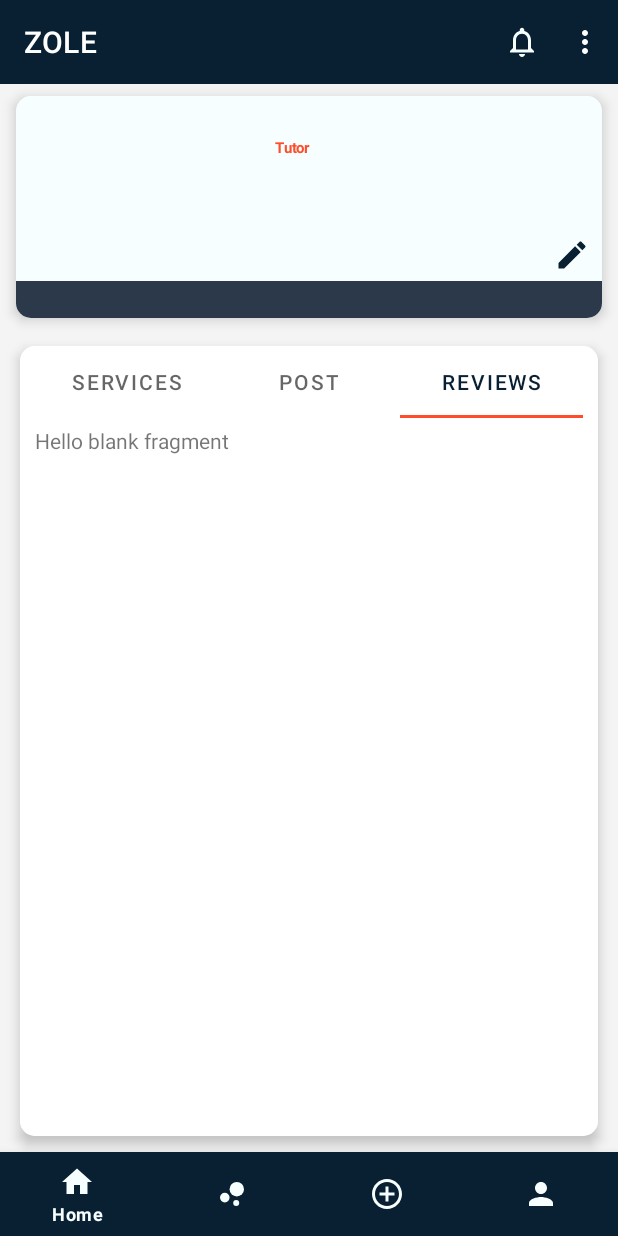
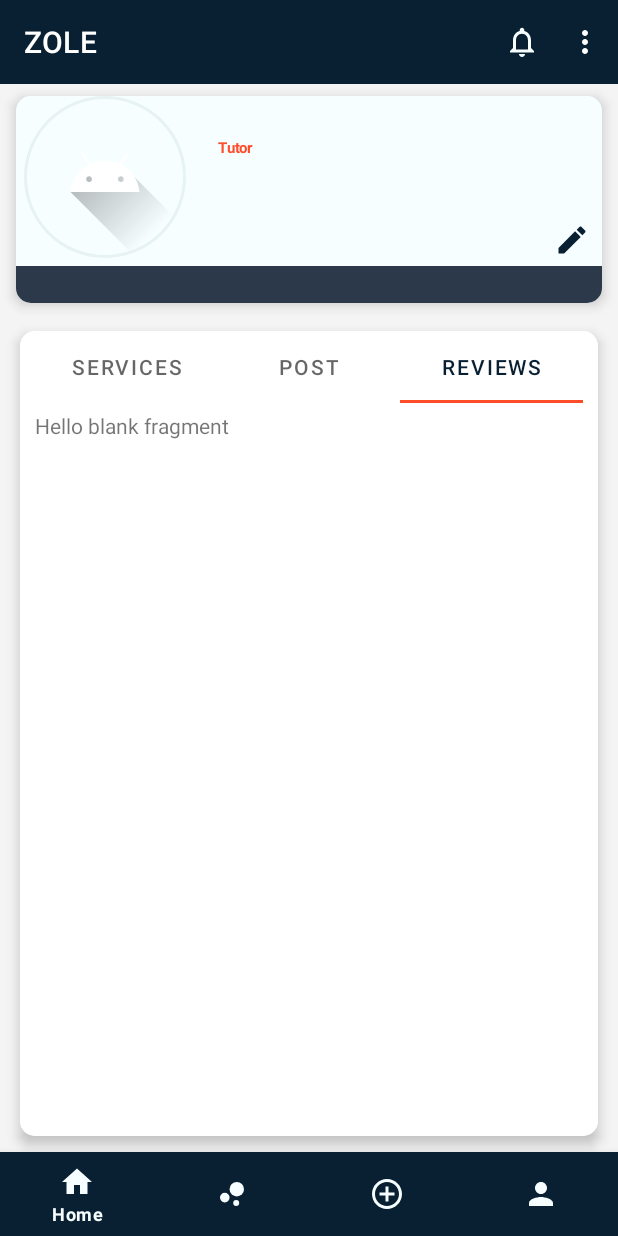
Before and after one commit to Simo-CE/ZoLe-App, an Android app: the ProfileFragment screen opened through its navigation route, tab 3 chosen, on a phone screen of 412 x 824 dp. Run offline under Robolectric (Android 15) with nearby library versions, the phone set to English and light mode, and no system bars; our stand-ins replace CircleImageView, Firebase (no records; nobody signed in at launch, a user with empty details on screens opened directly), Picasso, navigation-ui; libraries missing offline, so code that uses them is left out: com.orhanobut.dialogplus.

Commit message:
cleanup code

```diff
--- a/app/src/main/res/layout/fragment_profile.xml
+++ b/app/src/main/res/layout/fragment_profile.xml
@@ -31,18 +31,22 @@
                 android:layout_height="match_parent"
                 android:background="@color/primary_color">
 
-
-                <ImageView
+                <de.hdodenhof.circleimageview.CircleImageView
                     android:id="@+id/imageView"
-                    android:layout_width="151dp"
-                    android:layout_height="118dp"
+                    android:layout_width="wrap_content"
+                    android:layout_height="wrap_content"
                     android:layout_centerHorizontal="true"
-                    android:layout_marginBottom="5dp"
                     app:civ_border_color="@color/background_color"
                     app:civ_border_width="2dp"
+                    android:layout_marginStart="5dp"
+                    android:layout_marginBottom="5dp"
+                    android:clickable="true"
+                    android:src="@drawable/ic_launcher_foreground"
                     app:layout_constraintBottom_toTopOf="@+id/relative_profile"
                     app:layout_constraintStart_toStartOf="parent"
                     app:layout_constraintTop_toTopOf="parent" />
+
+
                 <TextView
                     android:id="@+id/user_name_profile"
                     android:layout_width="wrap_content"
--- a/app/src/main/res/layout/popup_update_post.xml
+++ b/app/src/main/res/layout/popup_update_post.xml
@@ -222,5 +222,4 @@
         android:textSize="16sp"
         android:textStyle="bold"
         app:cornerRadius="30dp" />
-
 </RelativeLayout>
```
